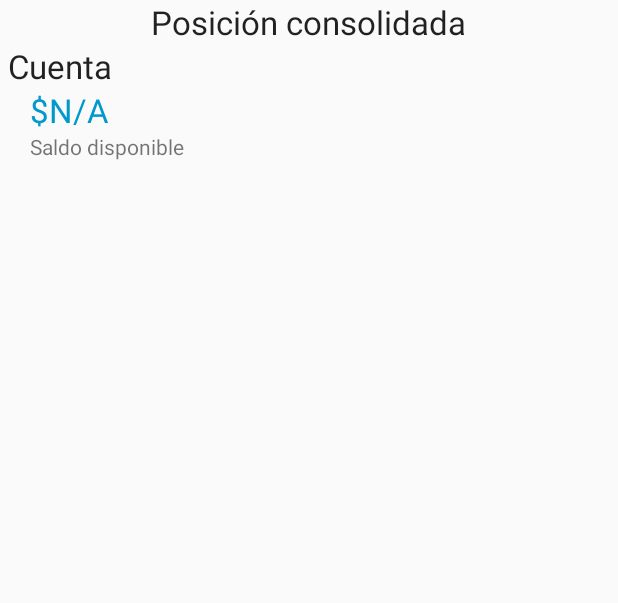
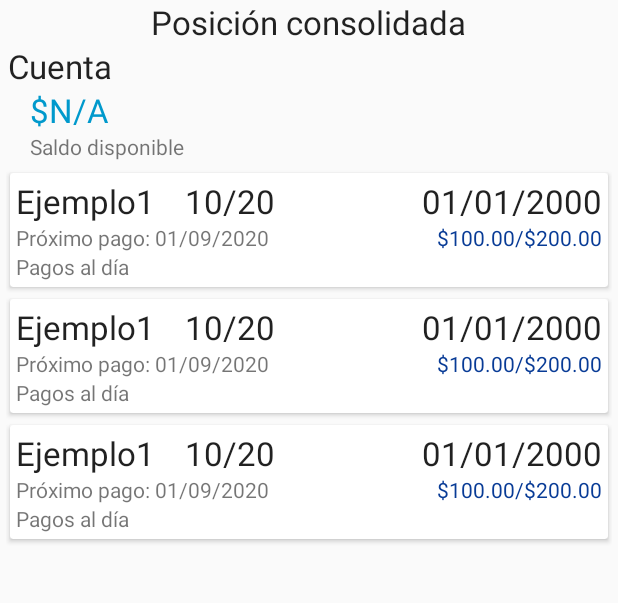
Before and after one commit to xavierowl/Banco_App_Cliente, an Android app: the layout content_inicio.xml on its own in the app's theme, with its tools: preview values and no code run, on a phone screen of 412 x 824 dp, the part 255-858 px from its top. Run offline under Robolectric (Android 15) with nearby library versions, the phone set to English and light mode, and no system bars.

```diff
--- a/app/build.gradle
+++ b/app/build.gradle
@@ -31,9 +31,9 @@ dependencies {
     implementation 'androidx.constraintlayout:constraintlayout:1.1.3'
     implementation 'com.google.android.material:material:1.1.0'
     implementation 'androidx.legacy:legacy-support-v4:1.0.0'
-    implementation 'com.android.volley:volley:1.1.0'
     implementation 'com.squareup.retrofit2:retrofit:2.9.0'
     implementation 'com.squareup.retrofit2:converter-simplexml:2.3.0'
+    implementation 'com.squareup.retrofit2:converter-gson:2.2.0'
 
     testImplementation 'junit:junit:4.12'
 
--- a/app/src/main/java/com/example/mashibank/APIService.java
+++ b/app/src/main/java/com/example/mashibank/APIService.java
@@ -1,5 +1,7 @@
 package com.example.mashibank;
 
+
+import com.example.mashibank.models.Credito;
 
 import java.util.List;
 
@@ -9,6 +11,9 @@ import retrofit2.http.GET;
 import retrofit2.http.Query;
 
 public interface APIService {
+    @GET("getCreditos")
+    Call<List<Credito>> getCreditos(@Query("cue_id") int cue_id);
+
     @GET("loguear")
     Call<ResponseBody> loguear(@Query("user") String user, @Query("clave") String clave);
 
--- a/app/src/main/res/layout/content_inicio.xml
+++ b/app/src/main/res/layout/content_inicio.xml
@@ -43,5 +43,18 @@
             android:textAppearance="@style/TextAppearance.AppCompat.Small"
             android:layout_marginLeft="20dp">
         </TextView>
+        <LinearLayout
+            android:layout_width="match_parent"
+            android:layout_height="0dp"
+            android:layout_weight="1">
+            <androidx.recyclerview.widget.RecyclerView
+                android:id="@+id/rVCreditos"
+                android:layout_width="match_parent"
+                android:layout_height="match_parent"
+                android:padding="4dp"
+                tools:listitem="@layout/item_credito">
+
+            </androidx.recyclerview.widget.RecyclerView>
+        </LinearLayout>
     </LinearLayout>
 </RelativeLayout>
--- a/app/src/main/res/layout/item_credito.xml
+++ b/app/src/main/res/layout/item_credito.xml
@@ -6,39 +6,64 @@
     xmlns:app="http://schemas.android.com/apk/res-auto"
     xmlns:srcCompat="http://schemas.android.com/tools"
     app:cardUseCompatPadding="true">
-    <RelativeLayout
+    <LinearLayout
         android:layout_width="match_parent"
-        android:layout_height="wrap_content">
-        <LinearLayout
+        android:layout_height="wrap_content"
+        android:orientation="vertical"
+        android:padding="4dp">
+        <RelativeLayout
+            android:id="@+id/creditoDescripcion"
             android:layout_width="match_parent"
-            android:layout_height="wrap_content"
-            android:gravity="center">
+            android:layout_height="wrap_content">
             <TextView
-                android:id="@+id/numeroCredito"
+                android:id="@+id/tvTipoCredito"
                 android:layout_width="wrap_content"
                 android:layout_height="wrap_content"
-                android:text="Solicitud #"
-                android:layout_toLeftOf="@+id/fechaFinCredito"
+                android:text="Ejemplo1"
                 android:paddingRight="20dp"
-                android:textAppearance="@style/TextAppearance.AppCompat.Large">
-            </TextView>
+                android:textAppearance="@style/TextAppearance.AppCompat.Large"/>
             <TextView
-                android:id="@+id/fechaInicioCredito"
+                android:id="@+id/numeroCreditos"
                 android:layout_width="wrap_content"
                 android:layout_height="wrap_content"
-                android:text="01/01/2001"
-                android:layout_toLeftOf="@+id/fechaFinCredito"
-                android:paddingRight="20dp"
-                android:textAppearance="@style/TextAppearance.AppCompat.Large">
-            </TextView>
+                android:text="10/20"
+                android:textAppearance="@style/TextAppearance.AppCompat.Large"
+                android:layout_toRightOf="@id/tvTipoCredito"/>
+
             <TextView
-                android:id="@+id/fechaFinCredito"
+                android:id="@+id/tvFechaVencimiento"
                 android:layout_width="wrap_content"
                 android:layout_height="wrap_content"
                 android:text="01/01/2000"
-                android:paddingRight="20dp"
-                android:textAppearance="@style/TextAppearance.AppCompat.Large">
-            </TextView>
-        </LinearLayout>
-    </RelativeLayout>
+                android:textAppearance="@style/TextAppearance.AppCompat.Large"
+                android:layout_alignParentRight="true"/>
+        </RelativeLayout>
+        <RelativeLayout
+            android:id="@+id/creditoInformacion"
+            android:layout_width="match_parent"
+            android:layout_height="wrap_content">
+            <TextView
+                android:id="@+id/tvProximo"
+                android:layout_width="wrap_content"
+                android:layout_height="wrap_content"
+                android:text="Próximo pago: "/>
+            <TextView
+                android:id="@+id/tvProximoFecha"
+                android:layout_width="wrap_content"
+                android:layout_height="wrap_content"
+                android:text="01/09/2020"
+                android:layout_toRightOf="@id/tvProximo"/>
+            <TextView
+                android:id="@+id/tvPagado"
+                android:layout_width="wrap_content"
+                android:layout_height="wrap_content"
+                android:text="$100.00/$200.00"
+                android:textColor="@color/holo_blue_darkest"
+                android:layout_alignParentRight="true"/>
+        </RelativeLayout>
+        <TextView
+            android:layout_width="wrap_content"
+            android:layout_height="wrap_content"
+            android:text="@string/noDebe"/>
+    </LinearLayout>
 </androidx.cardview.widget.CardView>
```
Also changed, not shown: app/src/main/java/com/example/mashibank/Inicio.java (+60 -6 lines), app/src/main/java/com/example/mashibank/adapters/AdapterCredito.java (added, +66 -0 lines), app/src/main/java/com/example/mashibank/enums/EstadoCuota.java (added, +21 -0 lines), app/src/main/java/com/example/mashibank/enums/TipoCredito.java (added, +22 -0 lines), app/src/main/java/com/example/mashibank/models/Credito.java (added, +115 -0 lines), app/src/main/java/com/example/mashibank/models/Cuota.java (added, +115 -0 lines), 2 other files.
